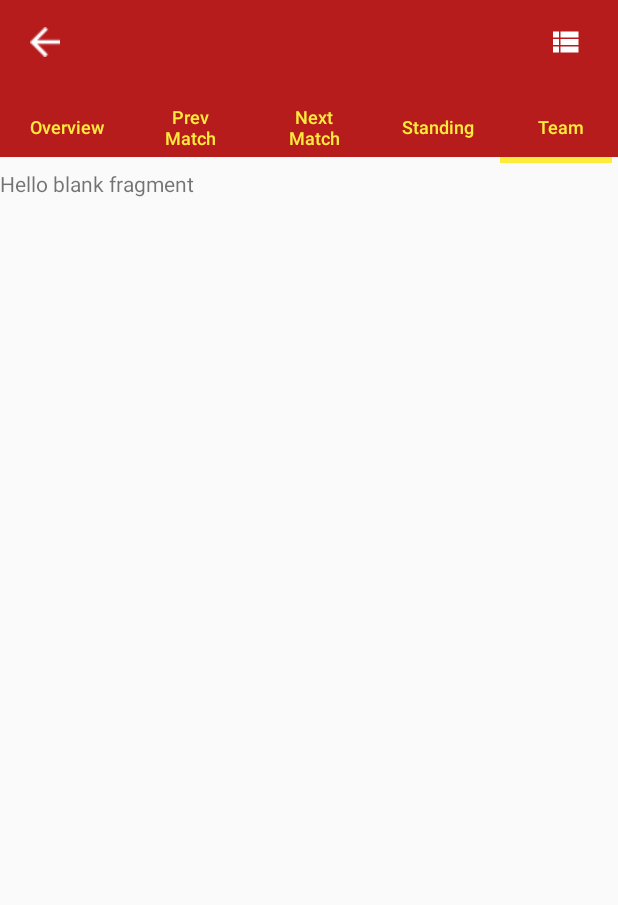
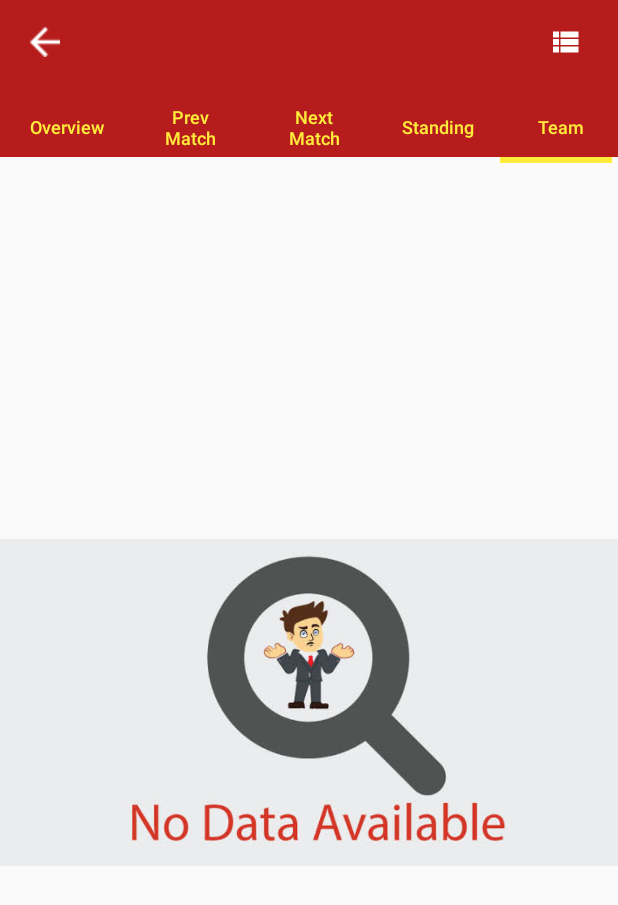
Before and after one commit to ivanasitumorang/FootballLeagueMVP, an Android app: the LeagueOverviewFragment screen opened directly, with no data from a screen before it, tab 5 chosen, on a phone screen of 412 x 824 dp. Shown: the top 905 px of the screen. Run offline under Robolectric (Android 15) with nearby library versions, the phone set to English and light mode, and no system bars; our stand-ins replace Picasso, RxJava; network calls fail; pictures from the network do not load; 1 statement that could not run was skipped.

Commit message:
add team list feature

```diff
--- a/app/src/main/java/com/example/footballleaguemvp/network/NetworkService.kt
+++ b/app/src/main/java/com/example/footballleaguemvp/network/NetworkService.kt
@@ -42,6 +42,10 @@ interface NetworkService {
     fun getMatchDetail(
         @Query("id") idEvent: String) : Flowable<MatchResponse>
 
+    @GET("api/v1/json/1/lookup_all_teams.php")
+    fun getTeamList(
+        @Query("id") idLeague: String) : Flowable<TeamResponse>
+
     @GET("api/v1/json/1/lookupteam.php")
     fun getTeamDetail(
         @Query("id") idTeam: String) : Flowable<TeamResponse>
--- a/app/src/main/java/com/example/footballleaguemvp/ui/leagueoverview/LeagueOverviewFragment.kt
+++ b/app/src/main/java/com/example/footballleaguemvp/ui/leagueoverview/LeagueOverviewFragment.kt
@@ -56,11 +56,11 @@ class LeagueOverviewFragment : Fragment(), LeagueOverviewContract.View {
     }
 
     override fun showLoadingIndicator() {
-        ivLoadingIndicator.visibility = View.VISIBLE
+        ivOverviewLoadingIndicator.visibility = View.VISIBLE
     }
 
     override fun hideLoadingIndicator() {
-        ivLoadingIndicator.visibility = View.GONE
+        ivOverviewLoadingIndicator.visibility = View.GONE
     }
 
     override fun setPresenter() {
@@ -68,7 +68,7 @@ class LeagueOverviewFragment : Fragment(), LeagueOverviewContract.View {
     }
 
     override fun populateLeagueDetail(league: League) {
-        Picasso.get().load(league.strBanner).placeholder(resources.getDrawable(R.drawable.loading_animation)).into(ivLeagueOverviewDetail)
+        Picasso.get().load(league.strBanner).placeholder(activity!!.applicationContext.resources.getDrawable(R.drawable.loading_animation)).into(ivLeagueOverviewDetail)
         tvLeagueOverviewDetail.text = league.strDescriptionEN
     }
 
@@ -76,5 +76,9 @@ class LeagueOverviewFragment : Fragment(), LeagueOverviewContract.View {
         leagueOverviewPresenter.fetchLeagueDetail(leagueId)
     }
 
+    override fun onDestroyView() {
+        super.onDestroyView()
+        leagueOverviewPresenter.disposable.dispose()
+    }
 
 }
--- a/app/src/main/java/com/example/footballleaguemvp/ui/leagueoverview/LeagueOverviewPresenter.kt
+++ b/app/src/main/java/com/example/footballleaguemvp/ui/leagueoverview/LeagueOverviewPresenter.kt
@@ -13,7 +13,7 @@ import io.reactivex.disposables.Disposable
 class LeagueOverviewPresenter constructor(private val view: LeagueOverviewContract.View, private val schedulerProvider: SchedulerProvider, private val networkServiceProvider: NetworkServiceProvider)
     : LeagueOverviewContract.Logic {
 
-    private lateinit var disposable: Disposable
+    lateinit var disposable: Disposable
 
     override fun fetchLeagueDetail(idLeague: String) {
         view.showLoadingIndicator()
--- a/app/src/main/java/com/example/footballleaguemvp/ui/matchschedule/MatchScheduleFragment.kt
+++ b/app/src/main/java/com/example/footballleaguemvp/ui/matchschedule/MatchScheduleFragment.kt
@@ -94,15 +94,20 @@ class MatchScheduleFragment : Fragment(), MatchScheduleContract.View {
     }
 
     override fun showLoadingIndicator() {
-        ivLoadingIndicator.visibility = View.VISIBLE
+        ivMatchListLoadingIndicator?.visibility = View.VISIBLE
     }
 
     override fun hideLoadingIndicator() {
-        ivLoadingIndicator.visibility = View.GONE
+        ivMatchListLoadingIndicator?.visibility = View.GONE
     }
 
     override fun showNoData() {
         layoutNoData.visibility = View.VISIBLE
         rvMatchList.visibility = View.GONE
     }
+
+    override fun onDestroyView() {
+        super.onDestroyView()
+        mPresenter.mDisposable.dispose()
+    }
 }
--- a/app/src/main/java/com/example/footballleaguemvp/ui/matchschedule/MatchSchedulePresenter.kt
+++ b/app/src/main/java/com/example/footballleaguemvp/ui/matchschedule/MatchSchedulePresenter.kt
@@ -13,7 +13,7 @@ import io.reactivex.disposables.Disposable
 
 class MatchSchedulePresenter constructor(private val view: MatchScheduleContract.View, private val schedulerProvider: SchedulerProvider, private val networkServiceProvider: NetworkServiceProvider) : MatchScheduleContract.Logic {
 
-    private lateinit var mDisposable: Disposable
+    lateinit var mDisposable: Disposable
 
     override fun getMatchList(type: String, leagueId: String) {
         if (type.equals(LeagueDetailPagerAdapter.TAG_TYPE_PREV_MATCH, true)) {
--- a/app/src/main/res/layout/fragment_league_overview.xml
+++ b/app/src/main/res/layout/fragment_league_overview.xml
@@ -31,7 +31,7 @@
             tools:text="Detail league"/>
 
         <ImageView
-            android:id="@+id/ivLoadingIndicator"
+            android:id="@+id/ivOverviewLoadingIndicator"
             android:layout_width="200dp"
             android:layout_height="200dp"
             android:scaleType="fitXY"
--- a/app/src/main/res/layout/fragment_match_list.xml
+++ b/app/src/main/res/layout/fragment_match_list.xml
@@ -28,7 +28,7 @@
         android:visibility="gone"/>
 
     <ImageView
-        android:id="@+id/ivLoadingIndicator"
+        android:id="@+id/ivMatchListLoadingIndicator"
         android:layout_width="200dp"
         android:layout_height="200dp"
         android:scaleType="fitXY"
--- a/app/src/main/res/layout/fragment_team_list.xml
+++ b/app/src/main/res/layout/fragment_team_list.xml
@@ -1,14 +1,43 @@
 <?xml version="1.0" encoding="utf-8"?>
-<FrameLayout xmlns:android="http://schemas.android.com/apk/res/android"
+<androidx.constraintlayout.widget.ConstraintLayout xmlns:android="http://schemas.android.com/apk/res/android"
     xmlns:tools="http://schemas.android.com/tools"
     android:layout_width="match_parent"
     android:layout_height="match_parent"
+    xmlns:app="http://schemas.android.com/apk/res-auto"
     tools:context=".ui.teamlist.TeamListFragment">
 
-    <!-- TODO: Update blank fragment layout -->
-    <TextView
-        android:layout_width="match_parent"
-        android:layout_height="match_parent"
-        android:text="@string/hello_blank_fragment" />
+    <androidx.recyclerview.widget.RecyclerView
+        android:id="@+id/rvTeamList"
+        android:layout_width="0dp"
+        android:layout_height="0dp"
+        app:layoutManager="androidx.recyclerview.widget.LinearLayoutManager"
+        app:layout_constraintBottom_toBottomOf="parent"
+        app:layout_constraintEnd_toEndOf="parent"
+        app:layout_constraintHorizontal_bias="0.0"
+        app:layout_constraintStart_toStartOf="parent"
+        app:layout_constraintTop_toTopOf="parent"
+        tools:listitem="@layout/item_team_list" />
 
-</FrameLayout>
+    <include
+        android:id="@+id/layoutNoData"
+        layout="@layout/partial_view_no_data"
+        app:layout_constraintBottom_toBottomOf="parent"
+        app:layout_constraintEnd_toEndOf="parent"
+        app:layout_constraintStart_toStartOf="parent"
+        app:layout_constraintTop_toTopOf="parent"
+        android:visibility="gone"/>
+
+    <ImageView
+        android:id="@+id/ivTeamListLoadingIndicator"
+        android:layout_width="200dp"
+        android:layout_height="200dp"
+        android:scaleType="fitXY"
+        android:contentDescription="@string/content_description"
+        android:src="@drawable/loading_animation"
+        app:layout_constraintBottom_toBottomOf="parent"
+        app:layout_constraintEnd_toEndOf="parent"
+        app:layout_constraintStart_toStartOf="parent"
+        app:layout_constraintTop_toTopOf="parent"
+        android:visibility="gone"/>
+
+</androidx.constraintlayout.widget.ConstraintLayout>
--- a/app/src/main/res/values/colors.xml
+++ b/app/src/main/res/values/colors.xml
@@ -6,4 +6,5 @@
     <color name="colorWhite">#ffffff</color>
     <color name="colorGrayLight">#D8D5D5</color>
     <color name="transparent">#00000000</color>
+    <color name="colorBlack">#000000</color>
 </resources>
```
Also changed, not shown: app/src/main/java/com/example/footballleaguemvp/data/Team.kt (+5 -2 lines), app/src/main/java/com/example/footballleaguemvp/ui/teamlist/TeamListAdapter.kt (added, +44 -0 lines), app/src/main/java/com/example/footballleaguemvp/ui/teamlist/TeamListContract.kt (added, +26 -0 lines), app/src/main/java/com/example/footballleaguemvp/ui/teamlist/TeamListFragment.kt (+62 -1 lines), app/src/main/java/com/example/footballleaguemvp/ui/teamlist/TeamListPresenter.kt (added, +35 -0 lines), app/src/main/res/layout/item_team_list.xml (added, +32 -0 lines).
